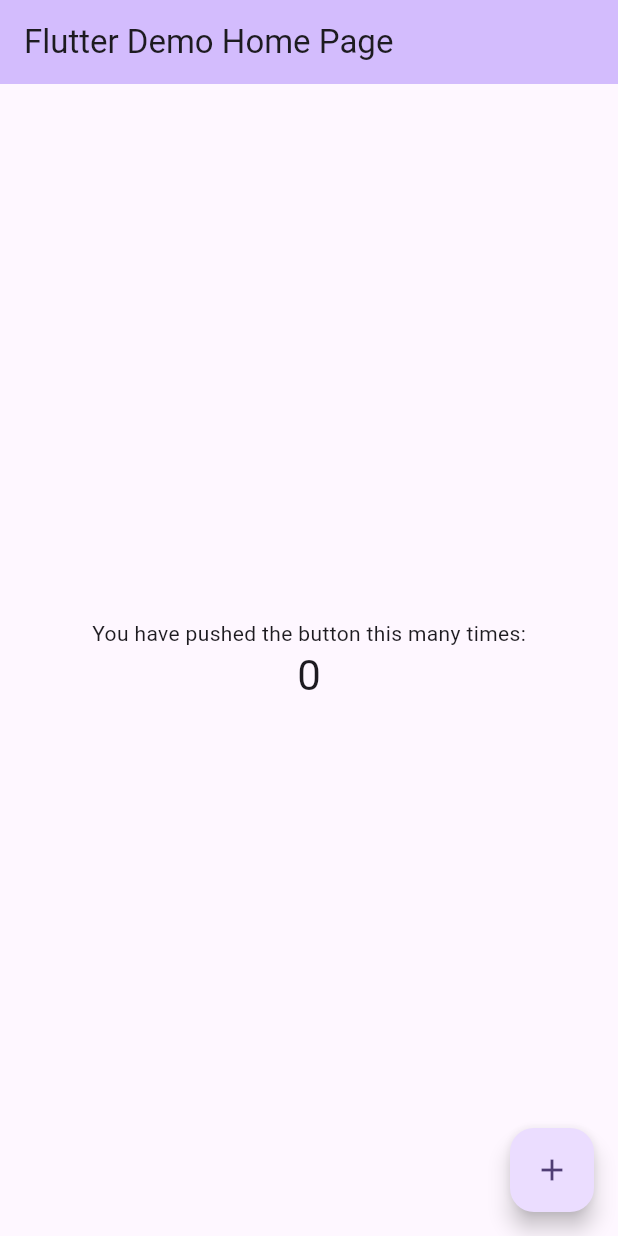
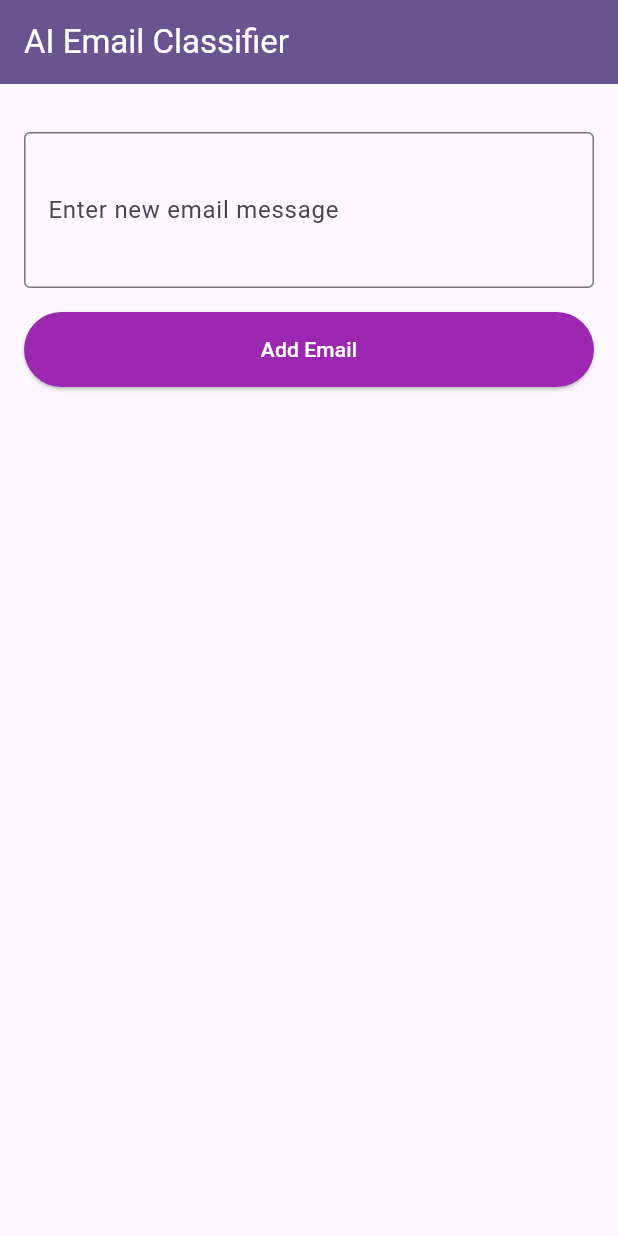
Before and after one commit to atiqur-cai/customer_email_classifier, a Flutter app: the screen it shows after launch, on a phone screen of 412 x 824 dp. Run offline on Flutter 3.47's test engine with Material 3 defaults, Android fonts, the phone set to English and light mode, and no system bars.

Commit message:
add normal home page

```diff
--- /dev/null
+++ b/lib/features/home/presentation/home_page.dart
@@ -0,0 +1,71 @@
+import 'package:flutter/material.dart';
+
+class HomePage extends StatefulWidget {
+  const HomePage({super.key});
+
+  @override
+  State<HomePage> createState() => _HomePageState();
+}
+
+class _HomePageState extends State<HomePage> {
+  final TextEditingController _emailInputController = TextEditingController();
+
+  @override
+  void initState() {
+    super.initState();
+  }
+
+  @override
+  void dispose() {
+    super.dispose();
+  }
+
+  @override
+  Widget build(BuildContext context) {
+    return Scaffold(
+      appBar: AppBar(
+        title: const Text('AI Email Classifier'),
+        backgroundColor: Theme.of(context).colorScheme.primary,
+        foregroundColor: Colors.white,
+      ),
+      body: Column(
+        children: [
+          Padding(
+            padding: const EdgeInsets.all(16.0),
+            child: Column(
+              children: [
+                const SizedBox(height: 16),
+                TextField(
+                  controller: _emailInputController,
+                  decoration: const InputDecoration(
+                    labelText: 'Enter new email message',
+                    border: OutlineInputBorder(),
+                  ),
+                  maxLines: 3,
+                ),
+                const SizedBox(height: 16),
+                Row(
+                  children: [
+                    Expanded(
+                      child: ElevatedButton(
+                        onPressed: () {},
+                        style: ElevatedButton.styleFrom(
+                          padding: const EdgeInsets.symmetric(vertical: 15),
+                          backgroundColor: Colors.purple,
+                          foregroundColor: Colors.white,
+                        ),
+                        child: const Text('Add Email'),
+                      ),
+                    ),
+                    const SizedBox(height: 16),
+                  ],
+                ),
+                const SizedBox(height: 16),
+              ],
+            ),
+          ),
+        ],
+      ),
+    );
+  }
+}
--- a/lib/main.dart
+++ b/lib/main.dart
@@ -1,3 +1,4 @@
+import 'package:customer_email_classifier/features/home/presentation/home_page.dart';
 import 'package:flutter/material.dart';
 
 void main() {
@@ -7,119 +8,15 @@ void main() {
 class MyApp extends StatelessWidget {
   const MyApp({super.key});
 
-  // This widget is the root of your application.
   @override
   Widget build(BuildContext context) {
     return MaterialApp(
-      title: 'Flutter Demo',
+      title: 'Email Classifier',
       theme: ThemeData(
-        // This is the theme of your application.
-        //
-        // TRY THIS: Try running your application with "flutter run". You'll see
-        // the application has a purple toolbar. Then, without quitting the app,
-        // try changing the seedColor in the colorScheme below to Colors.green
-        // and then invoke "hot reload" (save your changes or press the "hot
-        // reload" button in a Flutter-supported IDE, or press "r" if you used
-        // the command line to start the app).
-        //
-        // Notice that the counter didn't reset back to zero; the application
-        // state is not lost during the reload. To reset the state, use hot
-        // restart instead.
-        //
-        // This works for code too, not just values: Most code changes can be
-        // tested with just a hot reload.
         colorScheme: ColorScheme.fromSeed(seedColor: Colors.deepPurple),
         useMaterial3: true,
       ),
-      home: const MyHomePage(title: 'Flutter Demo Home Page'),
+      home: const HomePage(),
     );
   }
 }
-
-class MyHomePage extends StatefulWidget {
-  const MyHomePage({super.key, required this.title});
-
-  // This widget is the home page of your application. It is stateful, meaning
-  // that it has a State object (defined below) that contains fields that affect
-  // how it looks.
-
-  // This class is the configuration for the state. It holds the values (in this
-  // case the title) provided by the parent (in this case the App widget) and
-  // used by the build method of the State. Fields in a Widget subclass are
-  // always marked "final".
-
-  final String title;
-
-  @override
-  State<MyHomePage> createState() => _MyHomePageState();
-}
-
-class _MyHomePageState extends State<MyHomePage> {
-  int _counter = 0;
-
-  void _incrementCounter() {
-    setState(() {
-      // This call to setState tells the Flutter framework that something has
-      // changed in this State, which causes it to rerun the build method below
-      // so that the display can reflect the updated values. If we changed
-      // _counter without calling setState(), then the build method would not be
-      // called again, and so nothing would appear to happen.
-      _counter++;
-    });
-  }
-
-  @override
-  Widget build(BuildContext context) {
-    // This method is rerun every time setState is called, for instance as done
-    // by the _incrementCounter method above.
-    //
-    // The Flutter framework has been optimized to make rerunning build methods
-    // fast, so that you can just rebuild anything that needs updating rather
-    // than having to individually change instances of widgets.
-    return Scaffold(
-      appBar: AppBar(
-        // TRY THIS: Try changing the color here to a specific color (to
-        // Colors.amber, perhaps?) and trigger a hot reload to see the AppBar
-        // change color while the other colors stay the same.
-        backgroundColor: Theme.of(context).colorScheme.inversePrimary,
-        // Here we take the value from the MyHomePage object that was created by
-        // the App.build method, and use it to set our appbar title.
-        title: Text(widget.title),
-      ),
-      body: Center(
-        // Center is a layout widget. It takes a single child and positions it
-        // in the middle of the parent.
-        child: Column(
-          // Column is also a layout widget. It takes a list of children and
-          // arranges them vertically. By default, it sizes itself to fit its
-          // children horizontally, and tries to be as tall as its parent.
-          //
-          // Column has various properties to control how it sizes itself and
-          // how it positions its children. Here we use mainAxisAlignment to
-          // center the children vertically; the main axis here is the vertical
-          // axis because Columns are vertical (the cross axis would be
-          // horizontal).
-          //
-          // TRY THIS: Invoke "debug painting" (choose the "Toggle Debug Paint"
-          // action in the IDE, or press "p" in the console), to see the
-          // wireframe for each widget.
-          mainAxisAlignment: MainAxisAlignment.center,
-          children: <Widget>[
-            const Text(
-              'You have pushed the button this many times:',
-            ),
-            Text(
-              '$_counter',
-              style: Theme.of(context).textTheme.headlineMedium,
-            ),
-          ],
-        ),
-      ),
-      floatingActionButton: FloatingActionButton(
-        onPressed: _incrementCounter,
-        tooltip: 'Increment',
-        child: const Icon(Icons.add),
-      ), // This trailing comma makes auto-formatting nicer for build methods.
-    );
-  }
-}
--- a/pubspec.yaml
+++ b/pubspec.yaml
@@ -35,6 +35,8 @@ dependencies:
   # The following adds the Cupertino Icons font to your application.
   # Use with the CupertinoIcons class for iOS style icons.
   cupertino_icons: ^1.0.8
+  dio: ^5.8.0+1
+  uuid: ^4.5.1
 
 dev_dependencies:
   flutter_test:
```
Also changed, not shown: pubspec.lock.
